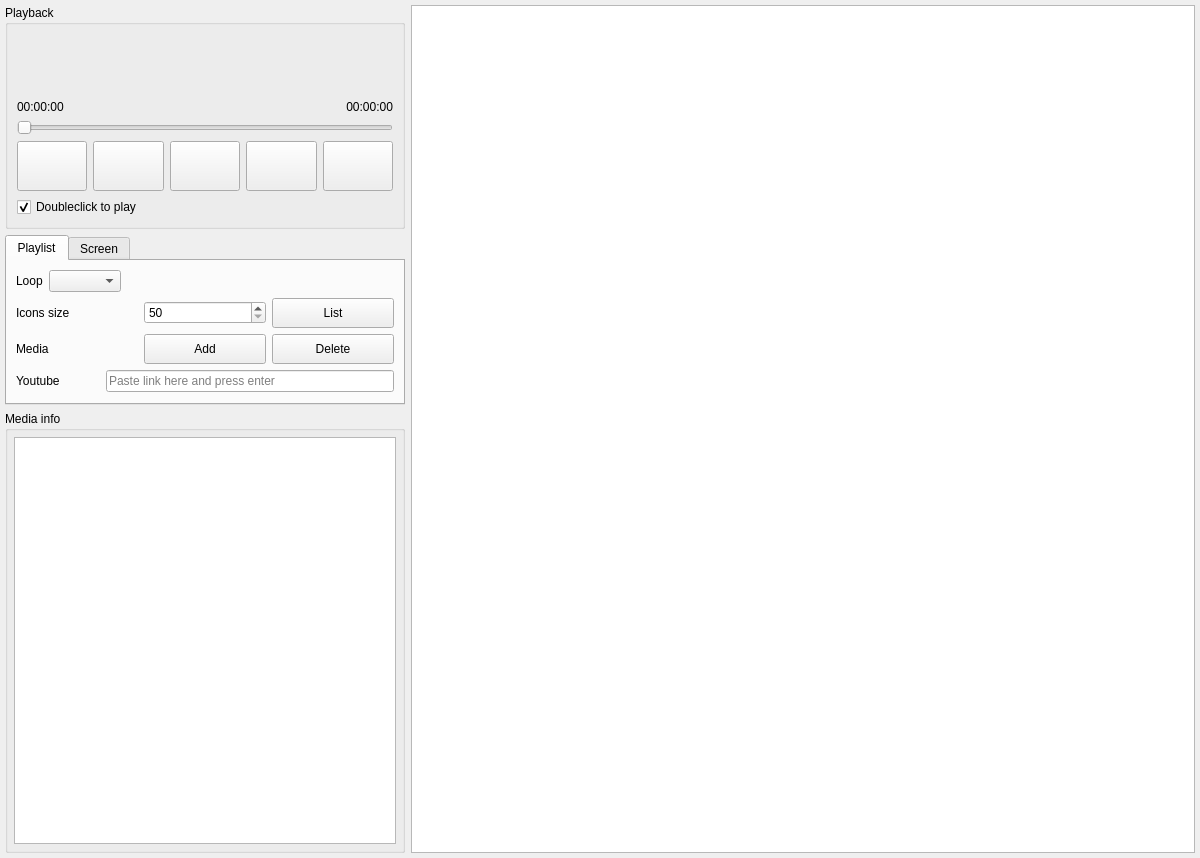
ramaxa9/emedia, file modules/UI_MainWindow.ui: the form before one commit.
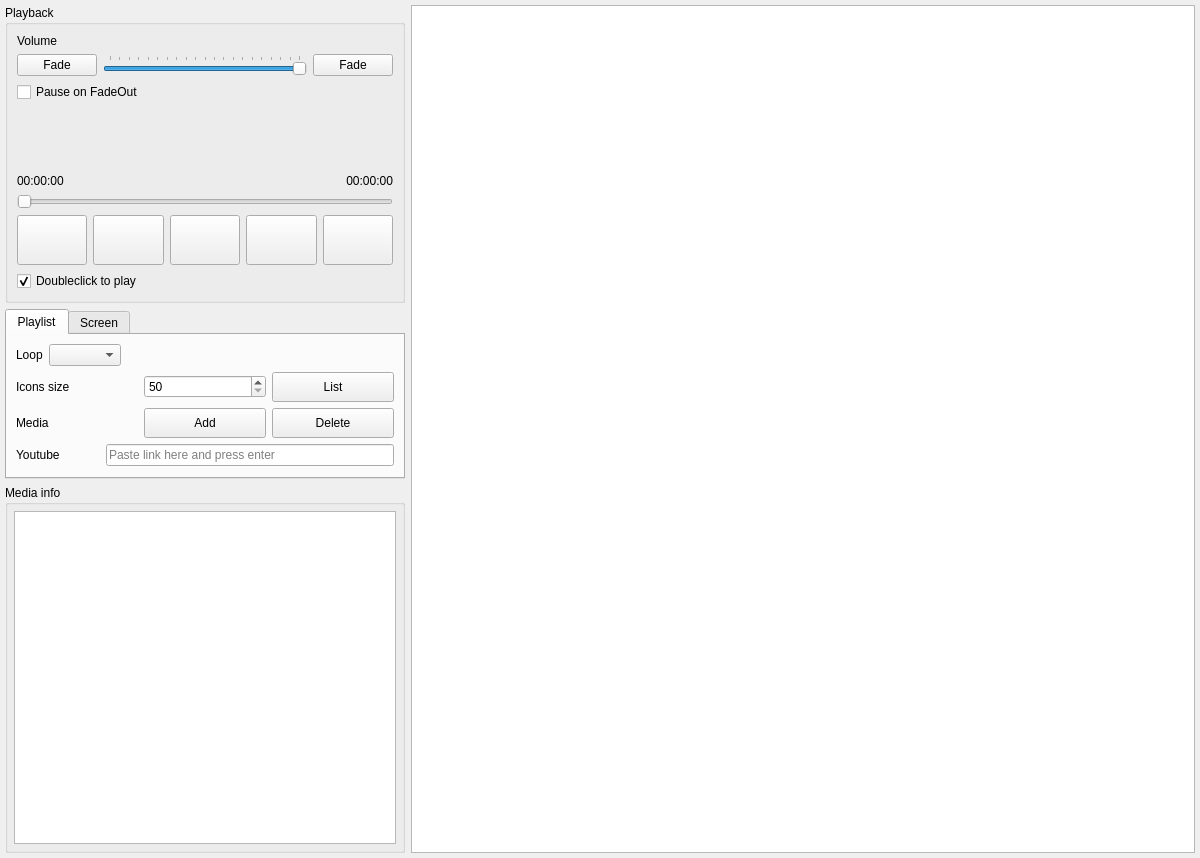
The form after the commit. Icons and pictures are not drawn. Custom widgets are drawn as their Qt base class.

Commit message: volume control and Fade effect

Patch:
```diff
--- a/modules/UI_MainWindow.ui
+++ b/modules/UI_MainWindow.ui
@@ -69,7 +69,96 @@
          <property name="title">
           <string>Playback</string>
          </property>
-         <layout class="QVBoxLayout" name="verticalLayout_9" stretch="0,0,0,0,0">
+         <layout class="QVBoxLayout" name="verticalLayout_9" stretch="0,0,0,0,0,0,0,0">
+          <item>
+           <layout class="QHBoxLayout" name="horizontalLayout_11" stretch="1,0">
+            <property name="leftMargin">
+             <number>0</number>
+            </property>
+            <property name="topMargin">
+             <number>0</number>
+            </property>
+            <property name="rightMargin">
+             <number>0</number>
+            </property>
+            <property name="bottomMargin">
+             <number>0</number>
+            </property>
+            <item>
+             <widget class="QLabel" name="label_3">
+              <property name="text">
+               <string>Volume</string>
+              </property>
+             </widget>
+            </item>
+            <item>
+             <widget class="QLabel" name="lbl_volume">
+              <property name="minimumSize">
+               <size>
+                <width>40</width>
+                <height>0</height>
+               </size>
+              </property>
+              <property name="maximumSize">
+               <size>
+                <width>40</width>
+                <height>16777215</height>
+               </size>
+              </property>
+              <property name="text">
+               <string/>
+              </property>
+             </widget>
+            </item>
+           </layout>
+          </item>
+          <item>
+           <layout class="QHBoxLayout" name="horizontalLayout_13">
+            <item>
+             <widget class="QPushButton" name="btn_fadeout">
+              <property name="text">
+               <string>Fade</string>
+              </property>
+             </widget>
+            </item>
+            <item>
+             <widget class="QSlider" name="slider_volume">
+              <property name="maximum">
+               <number>100</number>
+              </property>
+              <property name="pageStep">
+               <number>5</number>
+              </property>
+              <property name="sliderPosition">
+               <number>100</number>
+              </property>
+              <property name="orientation">
+               <enum>Qt::Horizontal</enum>
+              </property>
+              <property name="tickPosition">
+               <enum>QSlider::TicksAbove</enum>
+              </property>
+              <property name="tickInterval">
+               <number>5</number>
+              </property>
+             </widget>
+            </item>
+            <item>
+             <widget class="QPushButton" name="btn_fadein">
+              <property name="text">
+               <string>Fade</string>
+              </property>
+             </widget>
+            </item>
+           </layout>
+          </item>
+          <item>
+           <widget class="QCheckBox" name="chk_fadeout_pause">
+            <property name="text">
+             <string>Pause on FadeOut</string>
+            </property>
+           </widget>
+          </item>
           <item>
            <layout class="QHBoxLayout" name="horizontalLayout_7">
             <item>
```
Left out of the diff: 16 changed lines with no effect on the pictures. The commit also changes 4 other files.
